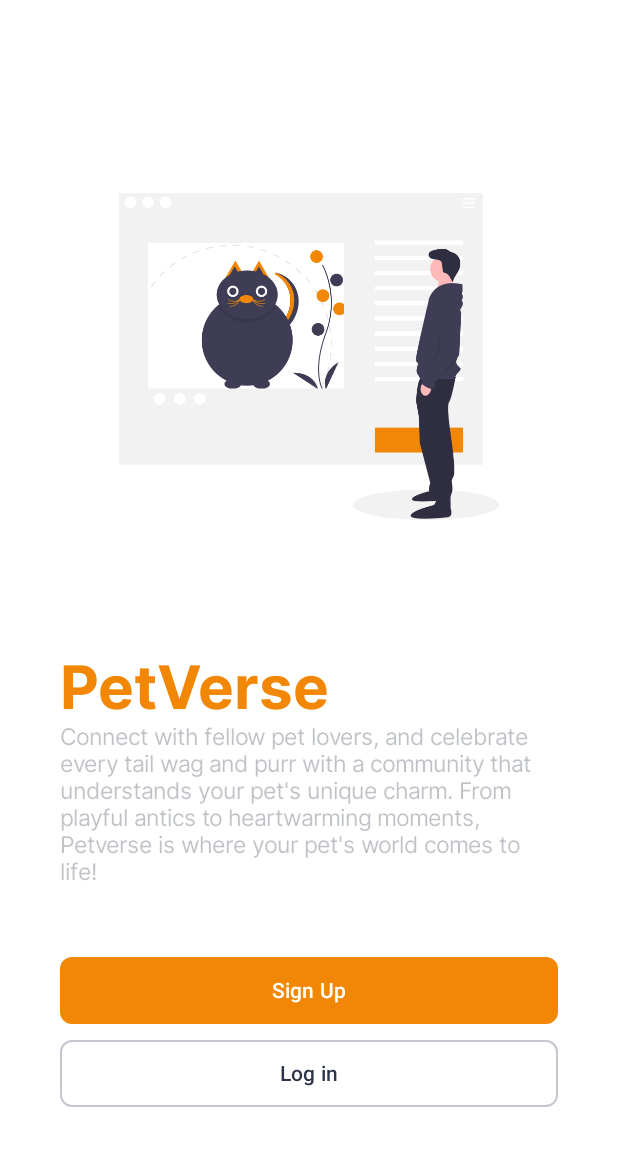
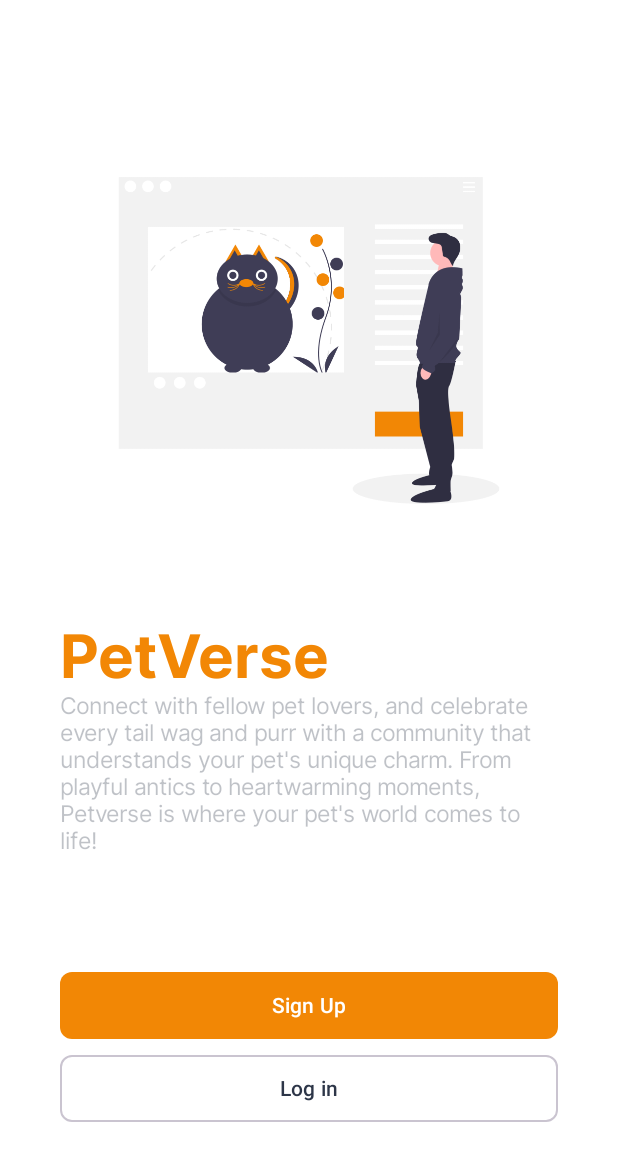
Before and after one commit to C241-PS068-PetVers/PetVerseApp, an Android app built with Jetpack Compose: the screen it shows after launch (WelcomeActivity), on a phone screen of 412 x 824 dp. Shown: the top 1161 px of the screen. Run offline under Robolectric (Android 15) with nearby library versions, the phone set to English and light mode, and no system bars.

Commit message:
Add Landscape on Login, Signup, and Welcome page

```diff
--- a/app/src/main/java/com/capstone/petverse/ui/activity/WelcomeActivity.kt
+++ b/app/src/main/java/com/capstone/petverse/ui/activity/WelcomeActivity.kt
@@ -6,12 +6,15 @@ import androidx.activity.compose.setContent
 import androidx.activity.viewModels
 import androidx.compose.foundation.Image
 import androidx.compose.foundation.layout.*
+import androidx.compose.foundation.rememberScrollState
 import androidx.compose.foundation.shape.RoundedCornerShape
+import androidx.compose.foundation.verticalScroll
 import androidx.compose.material3.*
 import androidx.compose.runtime.Composable
 import androidx.compose.ui.Alignment
 import androidx.compose.ui.Modifier
 import androidx.compose.ui.draw.alpha
+import androidx.compose.ui.platform.LocalConfiguration
 import androidx.compose.ui.res.colorResource
 import androidx.compose.ui.res.painterResource
 import androidx.compose.ui.res.stringResource
@@ -42,7 +45,9 @@ class WelcomeActivity : ComponentActivity() {
     @Composable
     fun PetverseAppWelcome(viewModel: WelcomeViewModel) {
         Surface(
-            modifier = Modifier.fillMaxSize(),
+            modifier = Modifier
+                .fillMaxSize()
+                .windowInsetsPadding(WindowInsets.systemBars),
             color = MaterialTheme.colorScheme.onPrimary
         ) {
             WelcomeScreen(viewModel)
@@ -60,13 +65,17 @@ class WelcomeActivity : ComponentActivity() {
 
     @Composable
     fun WelcomeScreen(viewModel: WelcomeViewModel) {
+        val scrollState = rememberScrollState()
+        val isLandscape = LocalConfiguration.current.orientation == android.content.res.Configuration.ORIENTATION_LANDSCAPE
+
         Box(
             modifier = Modifier.fillMaxSize()
         ) {
             Column(
                 modifier = Modifier
                     .fillMaxSize()
-                    .padding(40.dp),
+                    .padding(40.dp)
+                    .verticalScroll(scrollState),
                 horizontalAlignment = Alignment.CenterHorizontally,
                 verticalArrangement = Arrangement.SpaceEvenly
             ) {
@@ -101,6 +110,8 @@ class WelcomeActivity : ComponentActivity() {
                         color = colorResource(id = R.color.colorPrimaryDark)
                     )
                 }
+
+                Spacer(modifier = Modifier.height(if (isLandscape) 40.dp else 5.dp))
 
                 Column(horizontalAlignment = Alignment.CenterHorizontally) {
                     Button(
```
Also changed, not shown: app/src/main/java/com/capstone/petverse/ui/activity/LoginActivity.kt (+8 -2 lines), app/src/main/java/com/capstone/petverse/ui/activity/SignupActivity.kt (+22 -16 lines).
